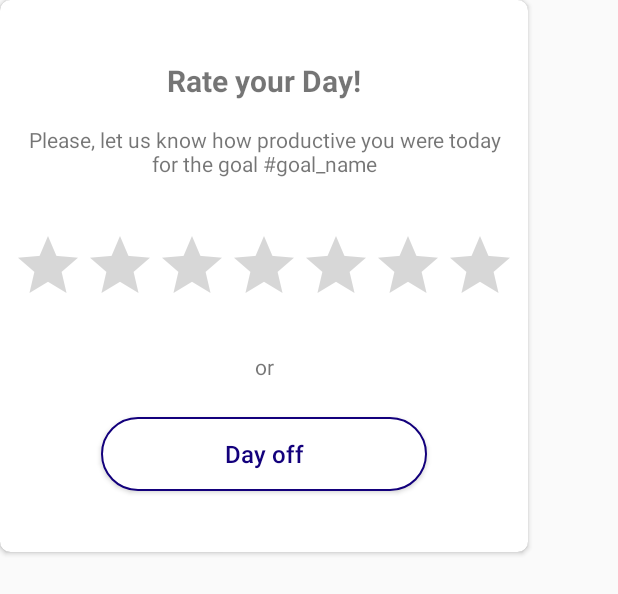
After one commit to SirMeowingtons5/Forms, an Android app: the layout rate_dialog_event.xml on its own in the app's theme, with its tools: preview values and no code run, on a phone screen of 412 x 824 dp. The commit adds this screen. Shown: the top 594 px of the screen. Run offline under Robolectric (Android 15) with nearby library versions, the phone set to English and light mode, and no system bars.

Commit message:
-added 40% opacity for unselected tabs -added dialog for rating the day

```diff
--- a/app/src/main/java/com/meowingtons/forms/RateActivity.kt
+++ b/app/src/main/java/com/meowingtons/forms/RateActivity.kt
@@ -1,11 +1,16 @@
 package com.meowingtons.forms
 
 
+import android.app.Activity
+import android.app.Dialog
 import android.support.v7.app.AppCompatActivity
 import android.os.Bundle
+import android.provider.Telephony
 import android.support.design.widget.TabLayout
 import android.support.v4.content.ContextCompat
 import android.util.Log
+import android.view.Window
+import android.view.WindowManager
 import kotlinx.android.synthetic.main.activity_rate.*
 import kotlinx.android.synthetic.main.fragment_bottom_navigation.*
 
@@ -27,11 +32,13 @@ class RateActivity : AppCompatActivity() {
 
         tab_layout.addOnTabSelectedListener(object : TabLayout.OnTabSelectedListener{
             override fun onTabSelected(tab: TabLayout.Tab?) {
+
                 Log.d("SELECTED ", "${tab?.position}")
 
                 when(tab?.position){
                     0 ->{
                         tab.setIcon(R.mipmap.ic_scoreboard_active)
+                        tab?.icon?.alpha = 100
                     }
                     1 ->{
                         tab.setIcon(R.mipmap.ic_performance_active)
@@ -46,6 +53,7 @@ class RateActivity : AppCompatActivity() {
                         tab.setIcon(R.mipmap.ic_profile_active)
                     }
                 }
+                tab?.icon?.alpha = 255
             }
 
             override fun onTabUnselected(tab: TabLayout.Tab?) {
@@ -67,6 +75,7 @@ class RateActivity : AppCompatActivity() {
                         tab.setIcon(R.mipmap.ic_profile)
                     }
                 }
+                tab?.icon?.alpha = 100
             }
 
             override fun onTabReselected(tab: TabLayout.Tab?) {
@@ -75,4 +84,16 @@ class RateActivity : AppCompatActivity() {
 
         })
     }
+
+    fun showDialog(){
+        val dialog = Dialog(this@RateActivity)
+        dialog.window.addFlags(WindowManager.LayoutParams.FLAG_DIM_BEHIND)
+        dialog.requestWindowFeature(Window.FEATURE_NO_TITLE)
+        dialog.setContentView(R.layout.rate_dialog_event)
+        dialog.setCancelable(true)
+
+        val lp = WindowManager.LayoutParams()
+        lp.copyFrom(dialog.window.attributes)
+        dialog.show()
+    }
 }
--- /dev/null
+++ b/app/src/main/res/color/white_button_text_selector.xml
@@ -0,0 +1,5 @@
+<?xml version="1.0" encoding="utf-8"?>
+<selector xmlns:android="http://schemas.android.com/apk/res/android">
+    <item android:color="#FFF" android:state_pressed="true" />
+    <item android:color="#FF13007C" />
+</selector>
--- /dev/null
+++ b/app/src/main/res/drawable/bg_star_gradient.xml
@@ -0,0 +1,10 @@
+<?xml version="1.0" encoding="UTF-8"?>
+<selector xmlns:android="http://schemas.android.com/apk/res/android">
+    <item>
+        <shape>
+            <gradient
+                android:startColor="#FFFFC800"
+                android:endColor="#FFF7A61C"/>
+        </shape>
+    </item>
+</selector>
--- /dev/null
+++ b/app/src/main/res/drawable/white_button_background.xml
@@ -0,0 +1,14 @@
+<?xml version="1.0" encoding="utf-8"?>
+<shape
+    android:shape="rectangle"
+    xmlns:android="http://schemas.android.com/apk/res/android">
+    <corners
+        android:radius="100dp" />
+    <size
+        android:height="49dp"
+        android:width="217dp" />
+    <solid android:color="@android:color/white" />
+    <stroke
+        android:color="#FF13007C"
+        android:width="1dp" />
+</shape>
--- /dev/null
+++ b/app/src/main/res/drawable/white_button_ripple.xml
@@ -0,0 +1,6 @@
+<?xml version="1.0" encoding="utf-8"?>
+<ripple xmlns:android="http://schemas.android.com/apk/res/android"
+    android:color="#FF13007C">
+    <item android:id="@android:id/mask" android:drawable="@drawable/white_button_background"/>
+    <item android:drawable="@drawable/white_button_background"/>
+</ripple>
--- a/app/src/main/res/layout/fragment_rate.xml
+++ b/app/src/main/res/layout/fragment_rate.xml
@@ -2,7 +2,6 @@
 <android.support.constraint.ConstraintLayout
     xmlns:android="http://schemas.android.com/apk/res/android"
     xmlns:app="http://schemas.android.com/apk/res-auto"
-    xmlns:tools="http://schemas.android.com/tools"
     android:layout_width="match_parent"
     android:layout_height="match_parent">
 
--- a/app/src/main/res/layout/item_question.xml
+++ b/app/src/main/res/layout/item_question.xml
@@ -27,7 +27,7 @@
                     android:id="@+id/title"
                     android:layout_margin="@dimen/spacing_large"
                     android:layout_width="wrap_content"
-                    android:layout_height="wrap_content"
+                    android:layout_height="0dp"
                     android:layout_weight="1"
                     android:text="Question"
                     android:textAppearance="@style/TextAppearance.AppCompat.Medium"
--- /dev/null
+++ b/app/src/main/res/layout/rate_dialog_event.xml
@@ -0,0 +1,84 @@
+<?xml version="1.0" encoding="utf-8"?>
+<android.support.v7.widget.CardView xmlns:android="http://schemas.android.com/apk/res/android"
+    xmlns:tools="http://schemas.android.com/tools"
+    android:layout_width="wrap_content"
+    android:layout_height="368dp"
+    xmlns:app="http://schemas.android.com/apk/res-auto"
+    app:cardCornerRadius="7dp">
+
+    <android.support.constraint.ConstraintLayout
+        android:layout_width="match_parent"
+        android:layout_height="match_parent">
+
+        <TextView
+            android:id="@+id/title"
+            android:layout_width="wrap_content"
+            android:layout_height="wrap_content"
+            android:layout_centerHorizontal="true"
+            android:layout_marginTop="40dp"
+            android:text="Rate your Day!"
+            android:textSize="20sp"
+            android:textStyle="bold"
+            app:layout_constraintEnd_toEndOf="parent"
+            app:layout_constraintStart_toStartOf="parent"
+            app:layout_constraintTop_toTopOf="parent" />
+
+        <TextView
+            android:id="@+id/hint"
+            android:layout_width="320dp"
+            android:layout_height="wrap_content"
+            android:layout_centerHorizontal="true"
+            android:layout_marginEnd="8dp"
+            android:layout_marginStart="8dp"
+            android:layout_marginTop="16dp"
+            android:text="Please, let us know how productive you were today for the goal #goal_name"
+            android:textAlignment="center"
+            android:textSize="14sp"
+            app:layout_constraintEnd_toEndOf="parent"
+            app:layout_constraintStart_toStartOf="parent"
+            app:layout_constraintTop_toBottomOf="@+id/title" />
+
+        <RatingBar
+            android:id="@+id/rating_bar"
+            android:layout_width="wrap_content"
+            android:layout_height="wrap_content"
+            android:layout_centerHorizontal="true"
+            android:layout_marginEnd="8dp"
+            android:layout_marginStart="8dp"
+            android:layout_marginTop="1dp"
+            android:numStars="7"
+            android:stepSize="1"
+            app:layout_constraintBottom_toBottomOf="parent"
+            app:layout_constraintEnd_toEndOf="parent"
+            app:layout_constraintStart_toStartOf="parent"
+            app:layout_constraintTop_toBottomOf="@id/hint"
+            app:layout_constraintVertical_bias="0.175"
+            android:theme="@style/RatingBarCustom"/>
+
+        <TextView
+            android:layout_width="wrap_content"
+            android:layout_height="wrap_content"
+            android:layout_centerHorizontal="true"
+            android:layout_marginTop="24dp"
+            android:text="or"
+            android:textSize="14sp"
+            app:layout_constraintEnd_toEndOf="parent"
+            app:layout_constraintStart_toStartOf="parent"
+            app:layout_constraintTop_toBottomOf="@+id/rating_bar" />
+
+        <Button
+            android:id="@+id/btn_day_off"
+            style="@style/WhiteButton"
+            android:layout_width="wrap_content"
+            android:layout_height="wrap_content"
+            android:layout_centerHorizontal="true"
+            android:layout_marginTop="67dp"
+            android:text="Day off"
+            app:layout_constraintEnd_toEndOf="parent"
+            app:layout_constraintStart_toStartOf="parent"
+            app:layout_constraintTop_toBottomOf="@+id/rating_bar" />
+
+
+    </android.support.constraint.ConstraintLayout>
+
+</android.support.v7.widget.CardView>
--- a/app/src/main/res/values/colors.xml
+++ b/app/src/main/res/values/colors.xml
@@ -22,4 +22,6 @@
     <color name="grey_60">#666666</color>
     <color name="grey_80">#37474F</color>
     <color name="grey_90">#263238</color>
+
+
 </resources>
--- a/app/src/main/res/values/styles.xml
+++ b/app/src/main/res/values/styles.xml
@@ -19,6 +19,7 @@
     <style name="CardThemeNavy" parent ="Theme.AppCompat.Light.NoActionBar">
         <item name = "android:windowActionBar">false</item>
         <item name = "android:windowNoTitle">true</item>
+        <item name="android:fontFamily">@font/qanelassoft_normal</item>
         <item name="colorPrimary">#FF260067</item>
         <item name="colorPrimaryDark">#FF1A0046</item>
         <item name="colorAccent">#FF50E3C2</item>
@@ -57,8 +58,19 @@
         <item name="android:textColor">@android:color/white</item>
     </style>
 
+    <style name="WhiteButton">
+        <item name="android:background">@drawable/white_button_ripple</item>
+        <item name="android:textSize">16sp</item>
+        <item name="android:textAllCaps">false</item>
+        <item name="android:textColor">@color/white_button_text_selector</item>
+    </style>
+
     <style name="Toolbar.Light" parent="@style/AppTheme">
         <item name="colorControlNormal">@color/grey_60</item>
         <item name="android:textColorPrimary">@color/grey_60</item>
     </style>
+
+    <style name="RatingBarCustom" parent="Widget.AppCompat.RatingBar">
+        <item name="colorControlActivated">#FAB60E</item>
+    </style>
 </resources>
```
Also changed, not shown: 1 other file.
